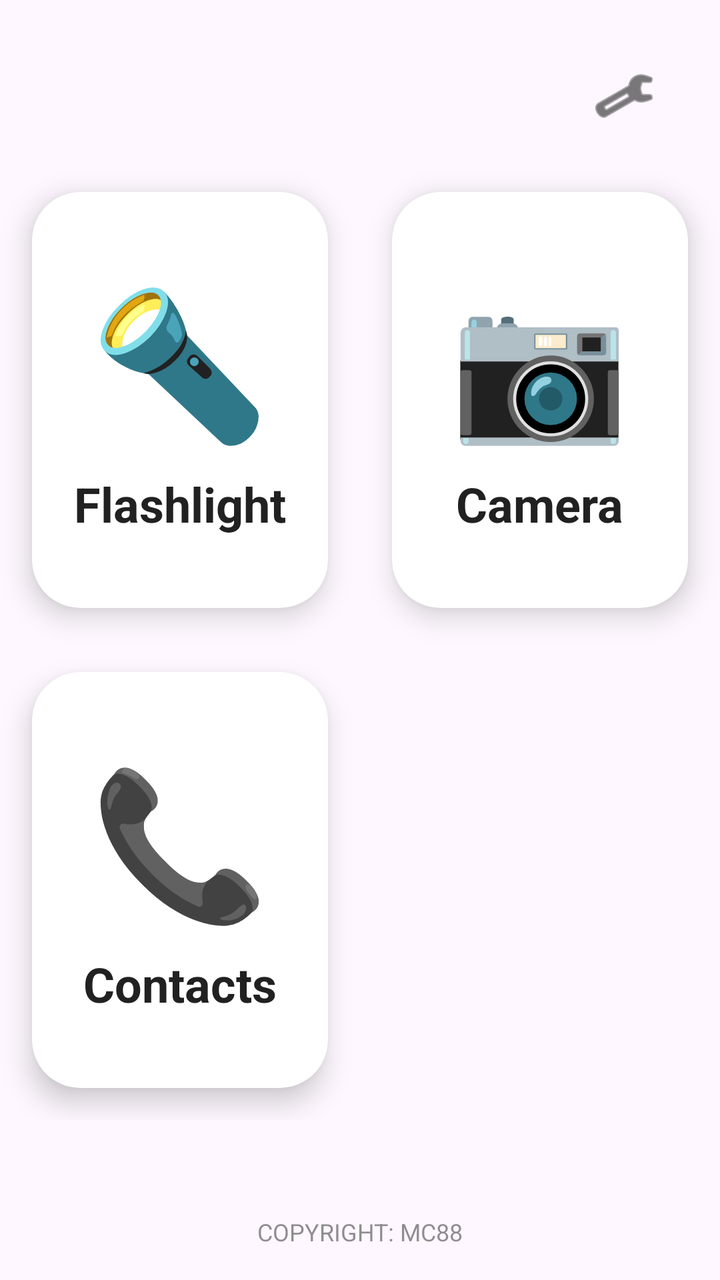
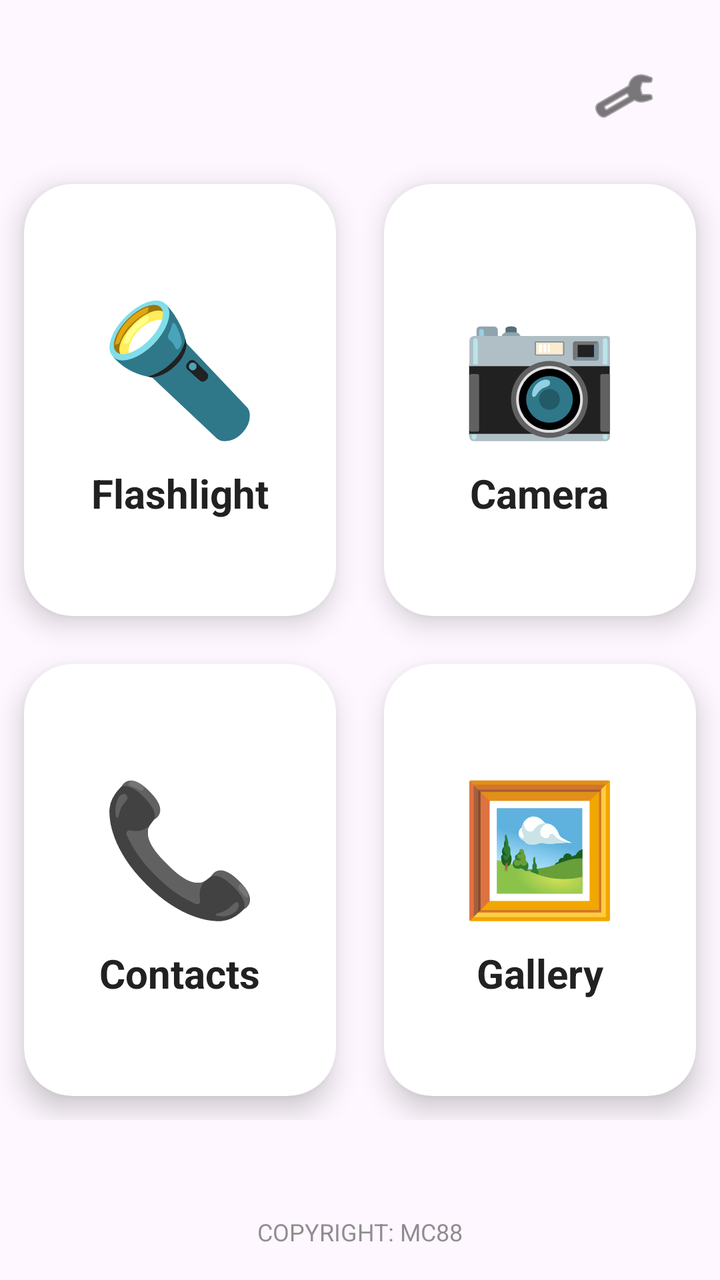

Compare the two renders of this Android layout. The source of the first and the diff that turns it into the second are given below.
<!-- AndroidManifest.xml: application theme Theme.Quick88 -->
<!-- res/layout/activity_main.xml -->
<?xml version="1.0" encoding="utf-8"?>
<androidx.constraintlayout.widget.ConstraintLayout xmlns:android="http://schemas.android.com/apk/res/android"
    xmlns:app="http://schemas.android.com/apk/res-auto"
    android:layout_width="match_parent"
    android:layout_height="match_parent"
    android:background="?android:attr/colorBackground">

    <ImageButton
        android:id="@+id/btnTheme"
        android:layout_width="64dp"
        android:layout_height="64dp"
        android:layout_margin="16dp"
        android:background="?attr/selectableItemBackgroundBorderless"
        android:src="@android:drawable/ic_menu_manage"
        app:layout_constraintEnd_toEndOf="parent"
        app:layout_constraintTop_toTopOf="parent"
        app:tint="?android:attr/textColorPrimary" />

    <GridLayout
        android:layout_width="match_parent"
        android:layout_height="match_parent"
        android:layout_marginTop="80dp"
        android:layout_marginBottom="80dp"
        android:columnCount="2"
        android:rowCount="2"
        app:layout_constraintBottom_toBottomOf="parent"
        app:layout_constraintEnd_toEndOf="parent"
        app:layout_constraintStart_toStartOf="parent"
        app:layout_constraintTop_toTopOf="parent">

        <androidx.cardview.widget.CardView
            android:id="@+id/cardFlashlight"
            android:layout_width="0dp"
            android:layout_height="0dp"
            android:layout_columnWeight="1"
            android:layout_rowWeight="1"
            android:layout_margin="16dp"
            app:cardCornerRadius="24dp"
            app:cardElevation="8dp">

            <LinearLayout
                android:layout_width="match_parent"
                android:layout_height="match_parent"
                android:gravity="center"
                android:orientation="vertical">

                <TextView
                    android:layout_width="wrap_content"
                    android:layout_height="wrap_content"
                    android:text="🔦"
                    android:textSize="72sp" />

                <TextView
                    android:layout_width="wrap_content"
                    android:layout_height="wrap_content"
                    android:layout_marginTop="8dp"
                    android:text="@string/flashlight"
                    android:textColor="#212121"
                    android:textSize="24sp"
                    android:textStyle="bold" />
            </LinearLayout>
        </androidx.cardview.widget.CardView>

        <androidx.cardview.widget.CardView
            android:id="@+id/cardCamera"
            android:layout_width="0dp"
            android:layout_height="0dp"
            android:layout_columnWeight="1"
            android:layout_rowWeight="1"
            android:layout_margin="16dp"
            app:cardCornerRadius="24dp"
            app:cardElevation="8dp">

            <LinearLayout
                android:layout_width="match_parent"
                android:layout_height="match_parent"
                android:gravity="center"
                android:orientation="vertical">

                <TextView
                    android:layout_width="wrap_content"
                    android:layout_height="wrap_content"
                    android:text="📷"
                    android:textSize="72sp" />

                <TextView
                    android:layout_width="wrap_content"
                    android:layout_height="wrap_content"
                    android:layout_marginTop="8dp"
                    android:text="@string/camera"
                    android:textColor="#212121"
                    android:textSize="24sp"
                    android:textStyle="bold" />
            </LinearLayout>
        </androidx.cardview.widget.CardView>

        <androidx.cardview.widget.CardView
            android:id="@+id/cardContacts"
            android:layout_width="0dp"
            android:layout_height="0dp"
            android:layout_columnWeight="1"
            android:layout_rowWeight="1"
            android:layout_margin="16dp"
            app:cardCornerRadius="24dp"
            app:cardElevation="8dp">

            <LinearLayout
                android:layout_width="match_parent"
                android:layout_height="match_parent"
                android:gravity="center"
                android:orientation="vertical">

                <TextView
                    android:layout_width="wrap_content"
                    android:layout_height="wrap_content"
                    android:text="📞"
                    android:textSize="72sp" />

                <TextView
                    android:layout_width="wrap_content"
                    android:layout_height="wrap_content"
                    android:layout_marginTop="8dp"
                    android:text="@string/contacts"
                    android:textColor="#212121"
                    android:textSize="24sp"
                    android:textStyle="bold" />
            </LinearLayout>
        </androidx.cardview.widget.CardView>

    </GridLayout>

    <TextView
        android:layout_width="wrap_content"
        android:layout_height="wrap_content"
        android:layout_marginBottom="16dp"
        android:alpha="0.5"
        android:text="COPYRIGHT: MC88"
        android:textColor="?android:attr/textColorPrimary"
        android:textSize="12sp"
        app:layout_constraintBottom_toBottomOf="parent"
        app:layout_constraintEnd_toEndOf="parent"
        app:layout_constraintStart_toStartOf="parent" />

</androidx.constraintlayout.widget.ConstraintLayout>
<!-- resources referenced by this layout -->
<resources>
  <string name="camera">Camera</string>
  <string name="contacts">Contacts</string>
  <string name="flashlight">Flashlight</string>
  <style name="Theme.Quick88" parent="Theme.Material3.Light.NoActionBar">
          <item name="android:windowBackground">@color/bg_light</item>
          <item name="android:textColorPrimary">@color/text_light</item>
      </style>
  <color name="bg_light">#F5F5F5</color>
  <color name="text_light">#212121</color>
</resources>

<!-- the commit's change to res/layout/activity_main.xml (unified diff, before → after) -->
@@ -34,7 +34,7 @@
             android:layout_height="0dp"
             android:layout_columnWeight="1"
             android:layout_rowWeight="1"
-            android:layout_margin="16dp"
+            android:layout_margin="12dp"
             app:cardCornerRadius="24dp"
             app:cardElevation="8dp">
 
@@ -43,21 +43,8 @@
                 android:layout_height="match_parent"
                 android:gravity="center"
                 android:orientation="vertical">
-
-                <TextView
-                    android:layout_width="wrap_content"
-                    android:layout_height="wrap_content"
-                    android:text="🔦"
-                    android:textSize="72sp" />
-
-                <TextView
-                    android:layout_width="wrap_content"
-                    android:layout_height="wrap_content"
-                    android:layout_marginTop="8dp"
-                    android:text="@string/flashlight"
-                    android:textColor="#212121"
-                    android:textSize="24sp"
-                    android:textStyle="bold" />
+                <TextView android:layout_width="wrap_content" android:layout_height="wrap_content" android:text="🔦" android:textSize="64sp" />
+                <TextView android:layout_width="wrap_content" android:layout_height="wrap_content" android:layout_marginTop="8dp" android:text="@string/flashlight" android:textColor="#212121" android:textSize="20sp" android:textStyle="bold" />
             </LinearLayout>
         </androidx.cardview.widget.CardView>
 
@@ -67,7 +54,7 @@
             android:layout_height="0dp"
             android:layout_columnWeight="1"
             android:layout_rowWeight="1"
-            android:layout_margin="16dp"
+            android:layout_margin="12dp"
             app:cardCornerRadius="24dp"
             app:cardElevation="8dp">
 
@@ -76,21 +63,8 @@
                 android:layout_height="match_parent"
                 android:gravity="center"
                 android:orientation="vertical">
-
-                <TextView
-                    android:layout_width="wrap_content"
-                    android:layout_height="wrap_content"
-                    android:text="📷"
-                    android:textSize="72sp" />
-
-                <TextView
-                    android:layout_width="wrap_content"
-                    android:layout_height="wrap_content"
-                    android:layout_marginTop="8dp"
-                    android:text="@string/camera"
-                    android:textColor="#212121"
-                    android:textSize="24sp"
-                    android:textStyle="bold" />
+                <TextView android:layout_width="wrap_content" android:layout_height="wrap_content" android:text="📷" android:textSize="64sp" />
+                <TextView android:layout_width="wrap_content" android:layout_height="wrap_content" android:layout_marginTop="8dp" android:text="@string/camera" android:textColor="#212121" android:textSize="20sp" android:textStyle="bold" />
             </LinearLayout>
         </androidx.cardview.widget.CardView>
 
@@ -100,7 +74,7 @@
             android:layout_height="0dp"
             android:layout_columnWeight="1"
             android:layout_rowWeight="1"
-            android:layout_margin="16dp"
+            android:layout_margin="12dp"
             app:cardCornerRadius="24dp"
             app:cardElevation="8dp">
 
@@ -109,21 +83,28 @@
                 android:layout_height="match_parent"
                 android:gravity="center"
                 android:orientation="vertical">
+                <TextView android:layout_width="wrap_content" android:layout_height="wrap_content" android:text="📞" android:textSize="64sp" />
+                <TextView android:layout_width="wrap_content" android:layout_height="wrap_content" android:layout_marginTop="8dp" android:text="@string/contacts" android:textColor="#212121" android:textSize="20sp" android:textStyle="bold" />
+            </LinearLayout>
+        </androidx.cardview.widget.CardView>
 
-                <TextView
-                    android:layout_width="wrap_content"
-                    android:layout_height="wrap_content"
-                    android:text="📞"
-                    android:textSize="72sp" />
+        <androidx.cardview.widget.CardView
+            android:id="@+id/cardGallery"
+            android:layout_width="0dp"
+            android:layout_height="0dp"
+            android:layout_columnWeight="1"
+            android:layout_rowWeight="1"
+            android:layout_margin="12dp"
+            app:cardCornerRadius="24dp"
+            app:cardElevation="8dp">
 
-                <TextView
-                    android:layout_width="wrap_content"
-                    android:layout_height="wrap_content"
-                    android:layout_marginTop="8dp"
-                    android:text="@string/contacts"
-                    android:textColor="#212121"
-                    android:textSize="24sp"
-                    android:textStyle="bold" />
+            <LinearLayout
+                android:layout_width="match_parent"
+                android:layout_height="match_parent"
+                android:gravity="center"
+                android:orientation="vertical">
+                <TextView android:layout_width="wrap_content" android:layout_height="wrap_content" android:text="🖼️" android:textSize="64sp" />
+                <TextView android:layout_width="wrap_content" android:layout_height="wrap_content" android:layout_marginTop="8dp" android:text="@string/gallery" android:textColor="#212121" android:textSize="20sp" android:textStyle="bold" />
             </LinearLayout>
         </androidx.cardview.widget.CardView>
 
<!-- resource entries referenced after the edit -->
@@ -3,6 +3,7 @@
   <string name="camera">Camera</string>
   <string name="contacts">Contacts</string>
   <string name="flashlight">Flashlight</string>
+  <string name="gallery">Gallery</string>
   <style name="Theme.Quick88" parent="Theme.Material3.Light.NoActionBar">
           <item name="android:windowBackground">@color/bg_light</item>
           <item name="android:textColorPrimary">@color/text_light</item>
